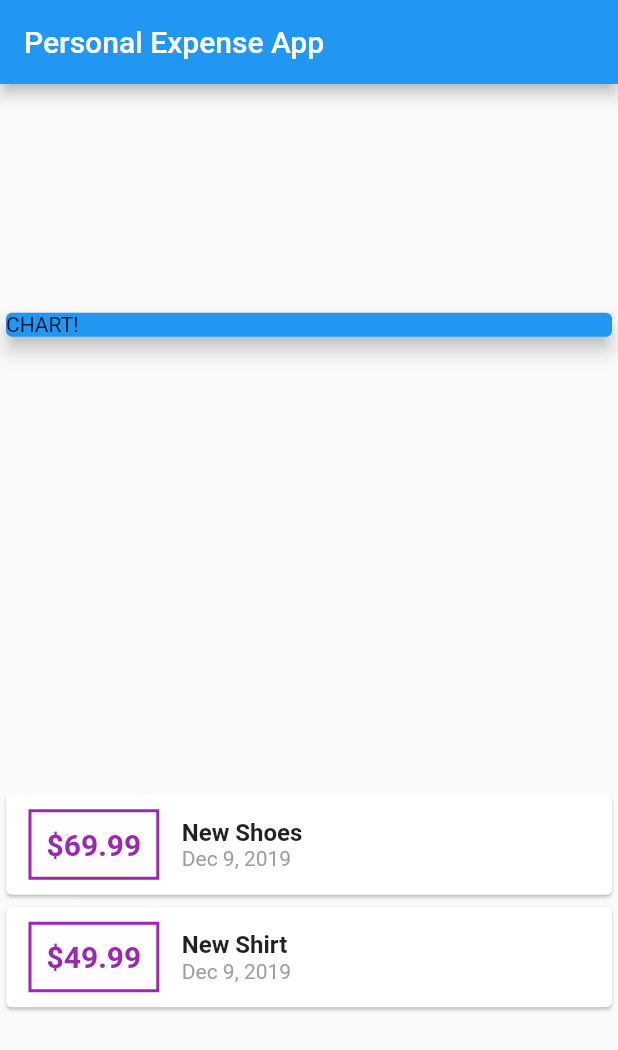
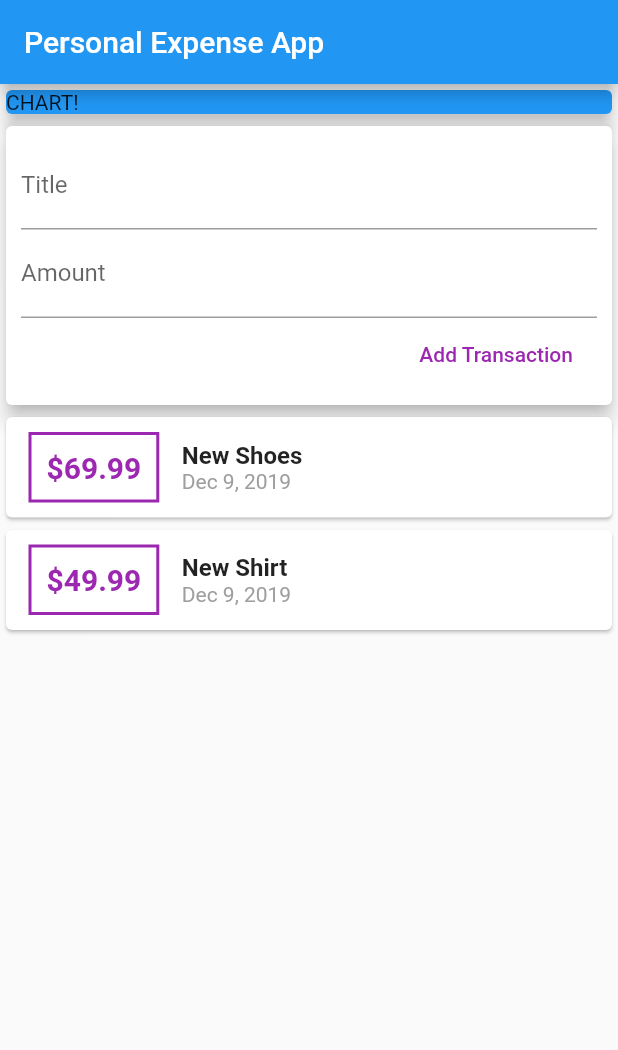
Before and after one commit to rpedraza01/udemy-flutter-personal-expenses-app, a Flutter app: the screen it shows after launch, on a phone screen of 412 x 824 dp. Shown: the top 1050 px of the screen. Run offline on Flutter 3.47's test engine with Material 2 defaults, Android fonts, the phone set to English and light mode, and no system bars.

Commit message:
added user input and submit button and print user inputs to terminal

```diff
--- a/lib/main.dart
+++ b/lib/main.dart
@@ -30,6 +30,10 @@ class MyHomePage extends StatelessWidget {
       date: DateTime.now(),
     ),
   ];
+  // String titleInput;
+  // String amountInput;
+  final titleController = TextEditingController();
+  final amountController = TextEditingController();
 
   @override
   Widget build(BuildContext context) {
@@ -38,7 +42,7 @@ class MyHomePage extends StatelessWidget {
         title: Text("Personal Expense App"),
       ),
       body: Column(
-        mainAxisAlignment: MainAxisAlignment.spaceAround,
+        mainAxisAlignment: MainAxisAlignment.start,
         crossAxisAlignment: CrossAxisAlignment.stretch,
         children: <Widget>[
           Container(
@@ -47,6 +51,37 @@ class MyHomePage extends StatelessWidget {
               color: Colors.blue,
               child: Text("CHART!"),
               elevation: 5,
+            ),
+          ),
+          Card(
+            elevation: 5,
+            child: Container(
+              padding: EdgeInsets.all(10),
+              child: Column(
+                crossAxisAlignment: CrossAxisAlignment.end,
+                children: <Widget>[
+                  TextField(
+                    decoration: InputDecoration(labelText: 'Title'),
+                    controller: titleController,
+                    // onChanged: (value) {
+                    //   titleInput = value;
+                    // },
+                  ),
+                  TextField(
+                    decoration: InputDecoration(labelText: 'Amount'),
+                    controller: amountController,
+                    // onChanged: (value) => amountInput = value,
+                  ),
+                  FlatButton(
+                    child: Text('Add Transaction'),
+                    textColor: Colors.purple,
+                    onPressed: () {
+                      print(titleController.text);
+                      print(amountController.text);
+                    },
+                  ),
+                ],
+              ),
             ),
           ),
           Column(
```
